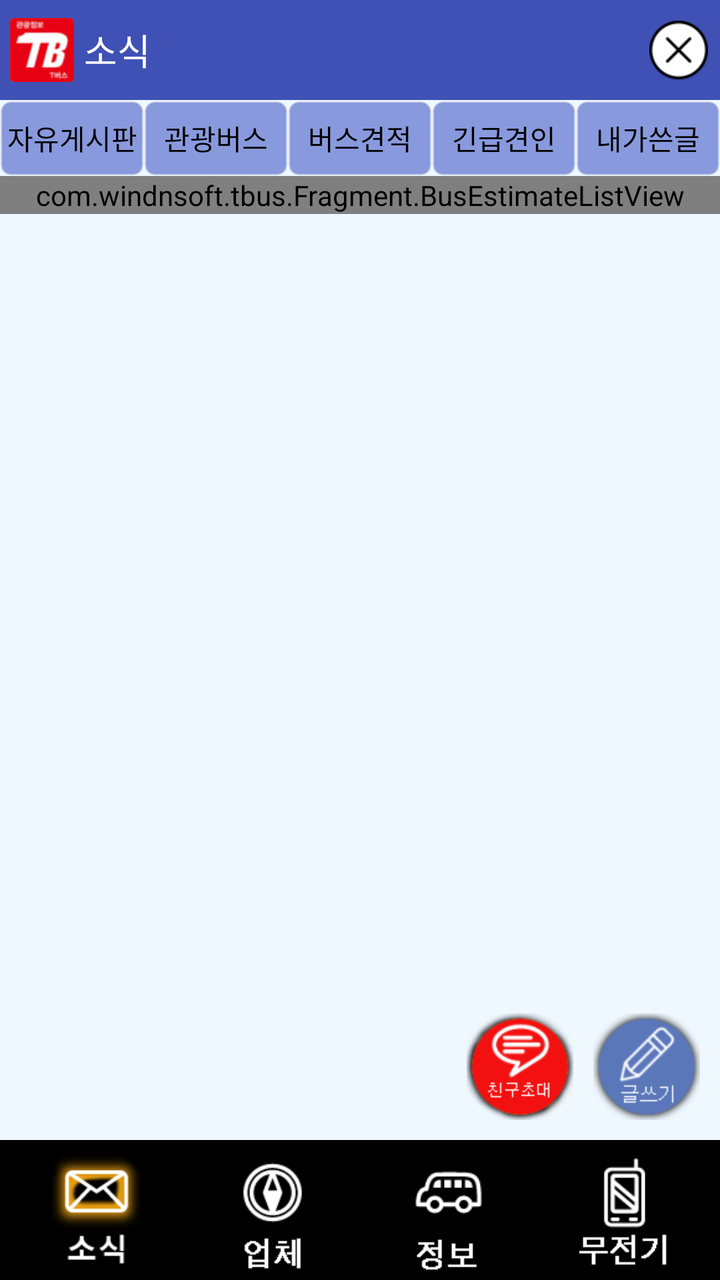
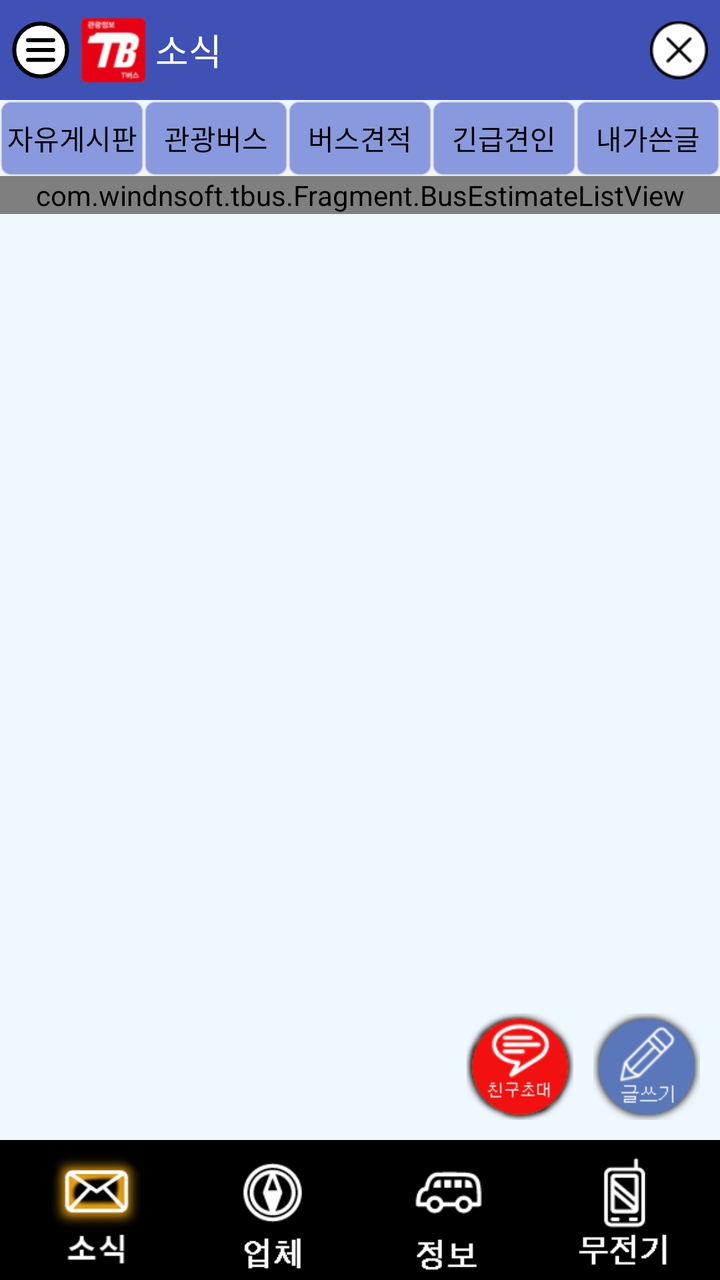

Compare the two renders of this Android layout. The source of the first and the diff that turns it into the second are given below.
<!-- AndroidManifest.xml: application theme AppTheme -->
<!-- res/layout/bus_estimate_activity.xml -->
<?xml version="1.0" encoding="utf-8"?>
<RelativeLayout
    xmlns:android="http://schemas.android.com/apk/res/android"
    xmlns:app="http://schemas.android.com/apk/res-auto"
    xmlns:tools="http://schemas.android.com/tools"
    android:id="@+id/activity_main"
    android:layout_width="match_parent"
    android:layout_height="match_parent"
    android:background="@color/AliceBlue"

    tools:context="com.windnsoft.tbus.MainActivity">

    <LinearLayout
        android:layout_width="match_parent"
        android:layout_height="match_parent"
        android:orientation="vertical"
        >


        <LinearLayout
            android:id="@+id/layout_head"
            android:layout_width="match_parent"
            android:layout_height="50dp"
            android:background="@color/BlueLight"
            android:orientation="horizontal">

            <ImageView
                android:layout_width="wrap_content"
                android:layout_height="match_parent"
                android:layout_margin="5dip"
                android:src="@drawable/ic_launcher_mdpi"
                />

            <TextView
                android:id="@+id/textView8"
                android:layout_width="0dp"
                android:layout_height="match_parent"
                android:layout_weight="9"
                android:gravity="center_vertical"
                android:text="소식"
                android:textAppearance="?android:attr/textAppearanceMedium"

                android:textColor="@color/White"/>

            <ImageView
                android:id="@+id/topCloseBtn"
                android:layout_width="0dp"
                android:layout_height="match_parent"
                android:layout_marginRight="5dp"
                android:layout_weight="1"
                android:padding="1dp"
                android:src="@drawable/xbutton_black"
                />
        </LinearLayout>

        <LinearLayout
            android:id="@+id/layout_body"
            android:layout_width="match_parent"
            android:layout_height="0dp"
            android:layout_weight="950"
            android:orientation="vertical"
            >

            <ImageView
                android:id="@+id/advImg"
                android:layout_width="match_parent"
                android:layout_height="wrap_content"
                android:background="@color/Black"
                />

            <LinearLayout
                android:layout_width="match_parent"
                android:layout_height="38dp"
                android:gravity="center"
                android:orientation="horizontal"
                android:paddingTop="1px">

                <TextView
                    android:id="@+id/boardFreeTab"
                    android:layout_width="0dp"
                    android:layout_height="match_parent"
                    android:layout_weight="1"
                    android:background="@drawable/prg_border_blue"
                    android:gravity="center"
                    android:text="자유게시판"
                    android:textAppearance="?android:attr/textAppearanceSmall"

                    android:textColor="@color/Black"/>

                <TextView
                    android:id="@+id/boardBusTab"
                    android:layout_width="0dp"
                    android:layout_height="match_parent"
                    android:layout_weight="1"
                    android:background="@drawable/prg_border_blue"
                    android:gravity="center"
                    android:text="관광버스"
                    android:textAppearance="?android:attr/textAppearanceSmall"
                    android:textColor="@color/Black"/>

                <TextView
                    android:id="@+id/boardEstimateTab"
                    android:layout_width="0dp"
                    android:layout_height="match_parent"
                    android:layout_weight="1"
                    android:background="@drawable/prg_border_blue"
                    android:gravity="center"
                    android:text="버스견적"

                    android:textAppearance="?android:attr/textAppearanceSmall"
                    android:textColor="@color/Black"/>

                <TextView
                    android:id="@+id/boardTractionTab"
                    android:layout_width="0dp"
                    android:layout_height="match_parent"
                    android:layout_weight="1"
                    android:background="@drawable/prg_border_blue"
                    android:gravity="center"

                    android:text="긴급견인"
                    android:textAppearance="?android:attr/textAppearanceSmall"
                    android:textColor="@color/Black"/>

                <TextView
                    android:id="@+id/boardMyTab"
                    android:layout_width="0dp"
                    android:layout_height="match_parent"
                    android:layout_weight="1"
                    android:background="@drawable/prg_border_blue"
                    android:gravity="center"
                    android:text="내가쓴글"
                    android:textAppearance="?android:attr/textAppearanceSmall"

                    android:textColor="@color/Black"/>


            </LinearLayout>

            <RelativeLayout
                android:layout_width="match_parent"
                android:layout_height="0dp"
                android:layout_weight="9"
                android:clickable="false"
                android:gravity="right">

                <com.windnsoft.tbus.Fragment.BusEstimateListView
                    android:id="@+id/busEstimateView"
                    android:layout_width="match_parent"
                    android:layout_height="wrap_content">
                </com.windnsoft.tbus.Fragment.BusEstimateListView>

                <LinearLayout
                    android:layout_width="match_parent"
                    android:layout_height="wrap_content"
                    android:layout_alignParentBottom="true"
                    android:gravity="right"
                    android:orientation="horizontal"
                    android:padding="5dp">

                    <ImageView
                        android:id="@+id/boardInviteBtn"
                        android:layout_width="wrap_content"
                        android:layout_margin="5dp"
                        android:layout_height="wrap_content"
                        android:src="@drawable/freind"/>

                    <ImageView
                        android:id="@+id/boardWriteBtn"
                        android:layout_width="wrap_content"
                        android:layout_height="wrap_content"
                        android:clickable="true"
                        android:layout_margin="5dp"
                        android:src="@drawable/write"/>
                </LinearLayout>
                
                
                
                


            </RelativeLayout>
        </LinearLayout>

        <LinearLayout
            android:id="@+id/layout_bottom"
            android:layout_width="match_parent"
            android:layout_height="70dp"
            android:background="@color/Black"
            android:orientation="horizontal"
            android:padding="4dp"
            >

            <ImageView
                android:id="@+id/bottomNewsBtn"
                android:layout_width="wrap_content"
                android:layout_height="match_parent"
                android:layout_weight="1"
                android:src="@drawable/news_on"
                />

            <ImageView
                android:id="@+id/bottomCompanyBtn"
                android:layout_width="wrap_content"
                android:layout_height="match_parent"
                android:layout_weight="1"
                android:src="@drawable/company_off"
                />

            <ImageView
                android:id="@+id/bottomInfoBtn"
                android:layout_width="wrap_content"
                android:layout_height="match_parent"
                android:layout_weight="1"
                android:src="@drawable/info_off"
                />

            <ImageView
                android:id="@+id/bottomTalkieBtn"
                android:layout_width="wrap_content"
                android:layout_height="match_parent"
                android:layout_weight="1"
                android:src="@drawable/walkietalkie_off"
                />
        </LinearLayout>
    </LinearLayout>

</RelativeLayout>
<!-- resources referenced by this layout -->
<resources>
  <color name="AliceBlue">#FFF0F8FF</color>
  <color name="Black">#000000</color>
  <color name="BlueLight">#3F51B5</color>
  <color name="White">#FFFFFFFF</color>
  <!-- drawable company_off: png bitmap (drawable-hdpi, 1241 bytes) -->
  <!-- drawable freind: png bitmap (drawable-hdpi, 5474 bytes) -->
  <!-- drawable ic_launcher_mdpi: png bitmap (drawable-hdpi, 3157 bytes) -->
  <!-- drawable info_off: png bitmap (drawable-hdpi, 1113 bytes) -->
  <!-- drawable news_on: png bitmap (drawable-hdpi, 6304 bytes) -->
  <!-- drawable prg_border_blue (drawable) -->
  <?xml version="1.0" encoding="utf-8"?>
  <layer-list xmlns:android="http://schemas.android.com/apk/res/android">
      <item>
          <shape android:shape="rectangle" android:padding="5dp">
  
              <solid android:color="#89d"/>
              <corners android:bottomRightRadius="5dp"
                       android:bottomLeftRadius="5dp"
                       android:topLeftRadius="5dp"
                       android:topRightRadius="5dp"/>
              <stroke android:width="1dp"
                      android:color="#8eee"
                  />
  
          </shape>
      </item>
  
  </layer-list>
  <!-- drawable walkietalkie_off: png bitmap (drawable-hdpi, 1103 bytes) -->
  <!-- drawable write: png bitmap (drawable-hdpi, 5048 bytes) -->
  <!-- drawable xbutton_black: png bitmap (drawable-hdpi, 1165 bytes) -->
  <style name="AppTheme" parent="android:Theme.Light.NoTitleBar">
          
      </style>
</resources>

<!-- the commit's change to res/layout/bus_estimate_activity.xml (unified diff, before → after) -->
@@ -1,14 +1,18 @@
 <?xml version="1.0" encoding="utf-8"?>
-<RelativeLayout
+<androidx.drawerlayout.widget.DrawerLayout
     xmlns:android="http://schemas.android.com/apk/res/android"
     xmlns:app="http://schemas.android.com/apk/res-auto"
     xmlns:tools="http://schemas.android.com/tools"
+    android:id="@+id/drawer_layout"
+    android:layout_width="match_parent"
+    android:layout_height="match_parent"
+    tools:context="com.windnsoft.tbus.MainActivity">
+
+<RelativeLayout
     android:id="@+id/activity_main"
     android:layout_width="match_parent"
     android:layout_height="match_parent"
-    android:background="@color/AliceBlue"
-
-    tools:context="com.windnsoft.tbus.MainActivity">
+    android:background="@color/AliceBlue">
 
     <LinearLayout
         android:layout_width="match_parent"
@@ -25,6 +29,16 @@
             android:orientation="horizontal">
 
             <ImageView
+                android:id="@+id/topMenuBtn"
+                android:layout_width="0dp"
+                android:layout_height="match_parent"
+                android:layout_marginLeft="5dp"
+                android:layout_weight="1"
+                android:padding="1dp"
+                android:src="@drawable/hamburger_black"
+                />
+
+            <ImageView
                 android:layout_width="wrap_content"
                 android:layout_height="match_parent"
                 android:layout_margin="5dip"
@@ -35,7 +49,7 @@
                 android:id="@+id/textView8"
                 android:layout_width="0dp"
                 android:layout_height="match_parent"
-                android:layout_weight="9"
+                android:layout_weight="8"
                 android:gravity="center_vertical"
                 android:text="소식"
                 android:textAppearance="?android:attr/textAppearanceMedium"
@@ -226,3 +240,75 @@
     </LinearLayout>
 
 </RelativeLayout>
+
+    <LinearLayout
+        android:id="@+id/drawer_menu"
+        android:layout_width="260dp"
+        android:layout_height="match_parent"
+        android:layout_gravity="start"
+        android:background="@color/White"
+        android:clickable="true"
+        android:focusable="true"
+        android:orientation="vertical">
+
+        <LinearLayout
+            android:layout_width="match_parent"
+            android:layout_height="50dp"
+            android:background="@color/BlueLight"
+            android:gravity="center_vertical"
+            android:orientation="horizontal"
+            android:paddingLeft="16dp"
+            android:paddingRight="16dp">
+
+            <ImageView
+                android:layout_width="28dp"
+                android:layout_height="28dp"
+                android:layout_marginRight="10dp"
+                android:src="@drawable/ic_launcher_mdpi" />
+
+            <TextView
+                android:layout_width="wrap_content"
+                android:layout_height="wrap_content"
+                android:text="@string/app_name"
+                android:textAppearance="?android:attr/textAppearanceMedium"
+                android:textColor="@color/White"
+                android:textStyle="bold" />
+        </LinearLayout>
+
+        <TextView
+            android:id="@+id/drawerProfileEditBtn"
+            android:layout_width="match_parent"
+            android:layout_height="52dp"
+            android:background="?android:attr/selectableItemBackground"
+            android:gravity="center_vertical"
+            android:paddingLeft="20dp"
+            android:paddingRight="20dp"
+            android:text="프로필 수정"
+            android:textColor="@color/Black"
+            android:textSize="16sp" />
+
+        <View
+            android:layout_width="match_parent"
+            android:layout_height="1dp"
+            android:background="@color/listLine" />
+
+        <TextView
+            android:id="@+id/drawerPrivacyBtn"
+            android:layout_width="match_parent"
+            android:layout_height="52dp"
+            android:background="?android:attr/selectableItemBackground"
+            android:gravity="center_vertical"
+            android:paddingLeft="20dp"
+            android:paddingRight="20dp"
+            android:text="개인정보 보호방침 및 약관"
+            android:textColor="@color/Black"
+            android:textSize="16sp" />
+
+        <View
+            android:layout_width="match_parent"
+            android:layout_height="1dp"
+            android:background="@color/listLine" />
+
+    </LinearLayout>
+
+</androidx.drawerlayout.widget.DrawerLayout>
<!-- resource entries referenced after the edit -->
@@ -4,8 +4,31 @@
   <color name="Black">#000000</color>
   <color name="BlueLight">#3F51B5</color>
   <color name="White">#FFFFFFFF</color>
+  <color name="listLine">#FFe2e8f7</color>
   <!-- drawable company_off: png bitmap (drawable-hdpi, 1241 bytes) -->
   <!-- drawable freind: png bitmap (drawable-hdpi, 5474 bytes) -->
+  <!-- drawable hamburger_black (drawable) -->
+  <?xml version="1.0" encoding="utf-8"?>
+  <vector xmlns:android="http://schemas.android.com/apk/res/android"
+      android:width="64dp"
+      android:height="64dp"
+      android:viewportWidth="64"
+      android:viewportHeight="64">
+  
+      <path
+          android:fillColor="#FFFFFF"
+          android:pathData="M32,2.5A29.5,29.5 0,1 1,32 61.5A29.5,29.5 0,1 1,32 2.5Z"
+          android:strokeWidth="4.5"
+          android:strokeColor="#000000" />
+  
+      <path
+          android:fillColor="#00000000"
+          android:pathData="M18,21L46,21M18,32L46,32M18,43L46,43"
+          android:strokeWidth="4.5"
+          android:strokeColor="#000000"
+          android:strokeLineCap="round" />
+  
+  </vector>
   <!-- drawable ic_launcher_mdpi: png bitmap (drawable-hdpi, 3157 bytes) -->
   <!-- drawable info_off: png bitmap (drawable-hdpi, 1113 bytes) -->
   <!-- drawable news_on: png bitmap (drawable-hdpi, 6304 bytes) -->
@@ -31,6 +54,7 @@
   <!-- drawable walkietalkie_off: png bitmap (drawable-hdpi, 1103 bytes) -->
   <!-- drawable write: png bitmap (drawable-hdpi, 5048 bytes) -->
   <!-- drawable xbutton_black: png bitmap (drawable-hdpi, 1165 bytes) -->
+  <string name="app_name">관광정보 (T버스)</string>
   <style name="AppTheme" parent="android:Theme.Light.NoTitleBar">
           
       </style>
